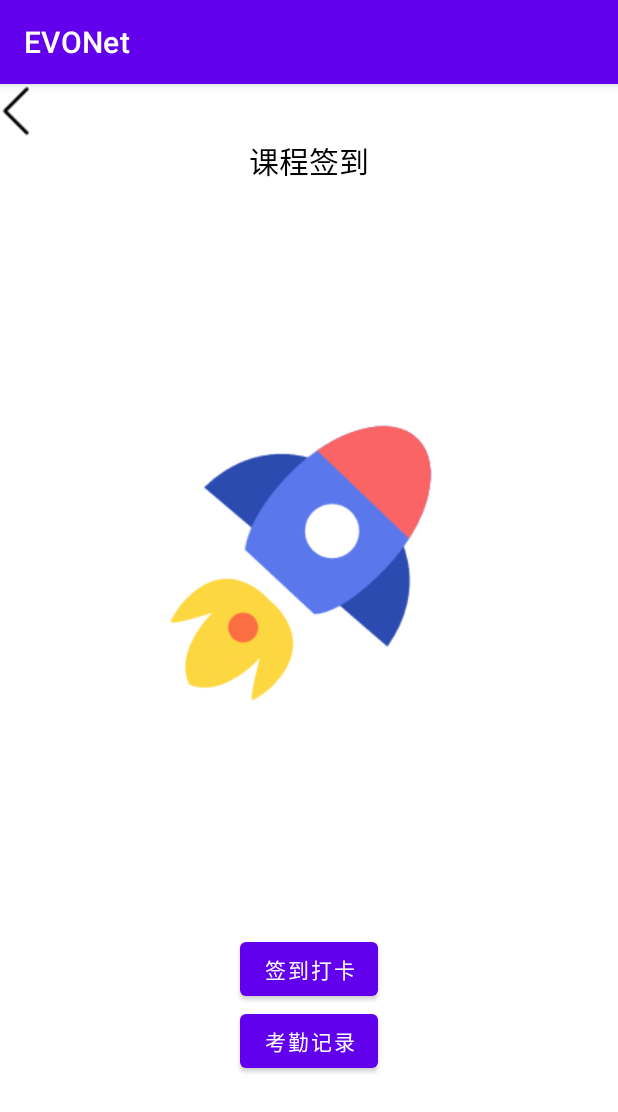
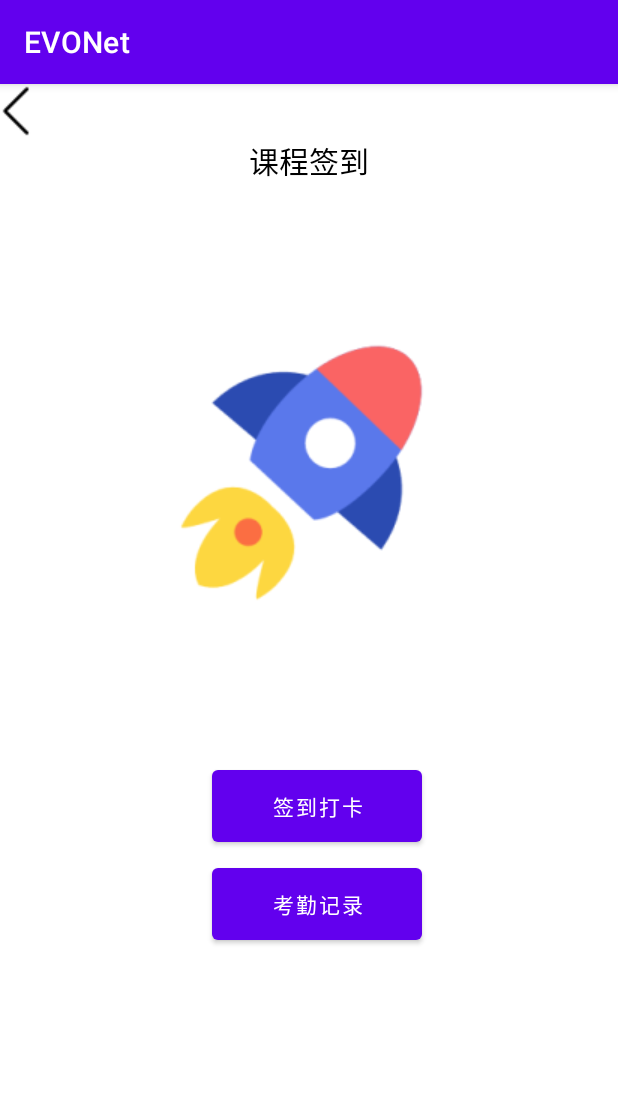
Before and after one commit to freezing00/EVONet, an Android app: the screen it shows after launch (AddLesson before the commit, SignIn after it), after a tap on "JHMXUS", on a phone screen of 412 x 824 dp. Shown: the top 1112 px of the screen. Run offline under Robolectric (Android 15) with nearby library versions, the phone set to English and light mode, and no system bars.

Commit message:
考勤界面，跳转

```diff
--- a/app/src/main/java/com/example/evonet/activities/MainActivity.java
+++ b/app/src/main/java/com/example/evonet/activities/MainActivity.java
@@ -21,6 +21,27 @@
 import com.example.evonet.activities.ActivityInterface;
 import com.example.evonet.activities.BaseActivities;
 import com.example.evonet.utiles.FileManager;
+
+import androidx.appcompat.app.AppCompatActivity;
+
+import android.content.Intent;
+import android.os.Bundle;
+import android.view.View;
+import android.view.Window;
+import android.view.accessibility.AccessibilityManager;
+import android.widget.ArrayAdapter;
+import android.widget.Button;
+import android.widget.CheckBox;
+import android.widget.EditText;
+import android.widget.ImageView;
+import android.widget.Spinner;
+import android.widget.TextView;
+import android.widget.Toast;
+
+import androidx.annotation.Nullable;
+
+import com.example.evonet.R;
+import com.example.evonet.utiles.FileManager;
 import android.content.Intent;
 import android.os.Bundle;
 import android.text.Layout;
@@ -37,8 +58,8 @@
 //重写需要的回调方法
 //设置需要显示的视图 setContentView(R.layout.activity_main)
 public class MainActivity extends BaseActivities implements ActivityInterface {
-    private RelativeLayout layout1, layout2, layout3;//对应3个课程布局的点击事件
-    private ImageView functionBar, add;//对应侧拉工具栏，加入课程
+    private RelativeLayout layout1,layout2,layout3;//对应3个课程布局的点击事件
+    private ImageView functionBar,add;//对应侧拉工具栏，加入课程
 
     protected void onCreate(Bundle savedInstanceState) {
         super.onCreate(savedInstanceState);
@@ -46,23 +67,26 @@
         setContentView(R.layout.activity_main);
         bindView();
     }
-
     public void onClick(View view) {
         super.onClick(view);
-        switch (view.getId()) {
+        switch (view.getId()){
             //点击课程事件
             case R.id.layout1:
             case R.id.layout2:
             case R.id.layout3:
-                Intent intentlesson = new Intent(MainActivity.this, AddLesson.class);// TODO 跳转到签到界面，activity_add_lesson.xml
+                Intent intentlesson = new Intent(MainActivity.this,SignIn.class);// TODO 跳转到签到界面
                 startActivity(intentlesson);
                 break;
 //            case R.id.add:
-//                Intent intent
+//                String[] add_lesson=new String[]{"扫一扫","加入课堂"};
+//                ArrayAdapter<String> adapter=new ArrayAdapter<String>(this,R.layout.support_simple_spinner_dropdown_item,add_lesson);
+//                adapter.setDropDownViewResource(R.layout.support_simple_spinner_dropdown_item);
+//                Spinner spinner=(Spinner) findViewById(R.id.)
+//
+//
 //                break;
         }
     }
-
     //绑定组件对应的ID
     public void bindView() {
         layout1 = findViewById(R.id.layout1);
@@ -78,4 +102,6 @@
         add.setOnClickListener(MainActivity.this);
 
     }
+
+
 }
--- /dev/null
+++ b/app/src/main/java/com/example/evonet/activities/SignIn.java
@@ -0,0 +1,58 @@
+package com.example.evonet.activities;
+
+import android.content.Intent;
+import android.graphics.Color;
+import android.os.Bundle;
+import android.view.View;
+import android.widget.Button;
+import android.widget.ImageView;
+import android.widget.Toast;
+
+import androidx.appcompat.app.AppCompatActivity;
+
+import com.example.evonet.R;
+import com.example.evonet.RecordActivity;
+
+//对应activity_add_lesson.xml中签到打卡和考勤记录两个按钮的点击事件
+public class SignIn extends AppCompatActivity {
+    private Button button_kaoqin,button_qiandao;//全局变量
+    private ImageView fanhui;//跳转到主界面
+
+    @Override
+    protected void onCreate(Bundle savedInstanceState) {
+        super.onCreate(savedInstanceState);
+        setContentView(R.layout.activity_sign_in);
+        button_kaoqin=(Button)findViewById(R.id.button_kaoqin);
+        button_qiandao=(Button)findViewById(R.id.button_qiandao);
+        fanhui=(ImageView)findViewById(R.id.back);
+        //点击签到事件-这未做GPS
+        // （GPS定位，定位准确则变成绿色，显示文本为签到成功；定位错误为签到失败）
+        button_qiandao.setOnClickListener(new View.OnClickListener() {
+            @Override
+            public void onClick(View v) {
+//                Toast.makeText(SignIn.this,"签到成功！",Toast.LENGTH_SHORT).show();
+                button_qiandao.setText("签到成功");
+                button_qiandao.setBackgroundColor(Color.parseColor("#FF03DAC5"));
+
+            }
+        });
+        //点击考勤事件-跳转到考勤记录界面
+        button_kaoqin.setOnClickListener(new View.OnClickListener() {
+            @Override
+            public void onClick(View v) {
+                Toast.makeText(SignIn.this, "查看考勤记录！", Toast.LENGTH_LONG).show();
+                Intent intent = new Intent(SignIn.this, RecordActivity.class);
+                startActivity(intent);
+            }
+        });
+        //点击返回-跳转到主界面
+        fanhui.setOnClickListener(new View.OnClickListener() {
+            @Override
+            public void onClick(View v) {
+                Intent intent = new Intent(SignIn.this,MainActivity.class);
+                startActivity(intent);
+            }
+        });
+    }
+
+}
--- a/app/src/main/res/layout/activity_add_lesson.xml
+++ b/app/src/main/res/layout/activity_add_lesson.xml
@@ -8,40 +8,6 @@
     android:id="@+id/qiandao"
     android:orientation="vertical"
     >
-    <ImageView
-        android:layout_width="wrap_content"
-        android:layout_height="wrap_content"
-        android:id="@+id/fanhui"
-        android:src="@drawable/fanhui"
-        />
-    <TextView
-        android:layout_width="wrap_content"
-        android:layout_height="wrap_content"
-        android:text="课程签到"
-        android:layout_gravity="center"
-        android:textColor="@color/black"
-        android:textSize="20dp"
-        android:id="@+id/lesson_xml_head"
-        />
-    <ImageView
-        android:layout_width="wrap_content"
-        android:layout_height="wrap_content"
-        android:src="@drawable/huojian"
-        />
-    <Button
-        android:layout_width="wrap_content"
-        android:layout_height="wrap_content"
-        android:layout_gravity="center"
-        android:text="签到打卡"
-        android:id="@+id/button_qiandao"
-        />
-    <Button
-        android:layout_width="wrap_content"
-        android:layout_height="wrap_content"
-        android:id="@+id/button_kaoqin"
-        android:layout_gravity="center"
-        android:text="考勤记录"
-        />
 
 
 </LinearLayout>
--- /dev/null
+++ b/app/src/main/res/layout/activity_sign_in.xml
@@ -0,0 +1,54 @@
+<?xml version="1.0" encoding="utf-8"?>
+<LinearLayout xmlns:android="http://schemas.android.com/apk/res/android"
+    xmlns:app="http://schemas.android.com/apk/res-auto"
+    xmlns:tools="http://schemas.android.com/tools"
+    android:layout_width="match_parent"
+    android:layout_height="match_parent"
+    tools:context=".activities.SignIn"
+    android:id="@+id/qiandao"
+    android:orientation="vertical"
+    >
+    <ImageView
+        android:layout_width="wrap_content"
+        android:layout_height="wrap_content"
+        android:id="@+id/back"
+        android:src="@drawable/fanhui"
+
+        />
+    <TextView
+        android:layout_width="wrap_content"
+        android:layout_height="wrap_content"
+        android:text="课程签到"
+        android:layout_gravity="center_horizontal"
+        android:textColor="@color/black"
+        android:textSize="20dp"
+        android:id="@+id/lesson_xml_head"
+        />
+
+    <ImageView
+        android:layout_width="wrap_content"
+        android:layout_height="wrap_content"
+        android:layout_gravity="center_horizontal"
+        android:src="@drawable/huojian" />
+
+    <Button
+        android:layout_width="140dp"
+        android:layout_height="60dp"
+        android:layout_marginLeft="5dp"
+        android:layout_marginTop="5dp"
+        android:layout_gravity="center"
+        android:text="签到打卡"
+        android:id="@+id/button_qiandao"
+        />
+    <Button
+        android:layout_width="140dp"
+        android:layout_height="60dp"
+        android:layout_marginLeft="5dp"
+        android:layout_marginTop="5dp"
+        android:id="@+id/button_kaoqin"
+        android:layout_gravity="center"
+        android:text="考勤记录"
+        />
+
+
+</LinearLayout>
```
Also changed, not shown: app/src/main/AndroidManifest.xml (+5 -3 lines), app/src/main/java/com/example/evonet/RecordActivity.java (added, +34 -0 lines), app/src/main/res/layout/activity_record.xml (added, +21 -0 lines), app/src/main/res/drawable-v24/huojian.png.
